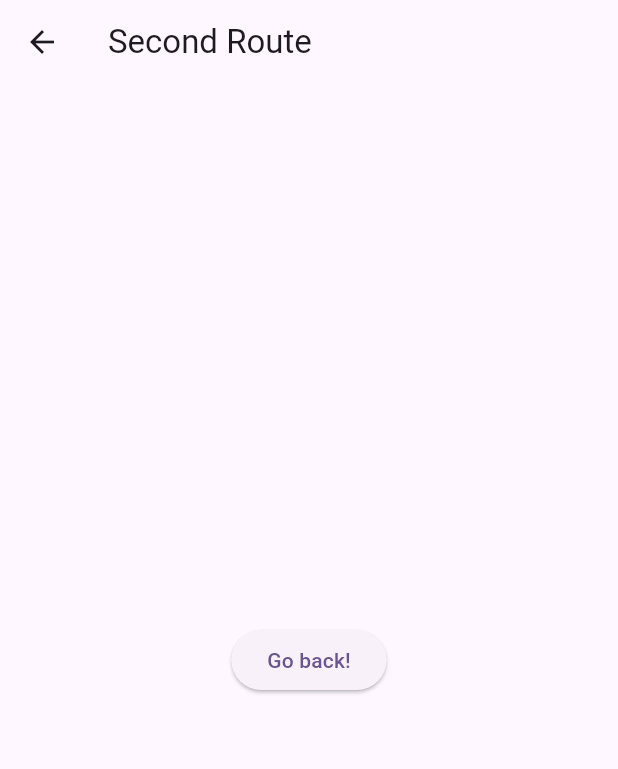
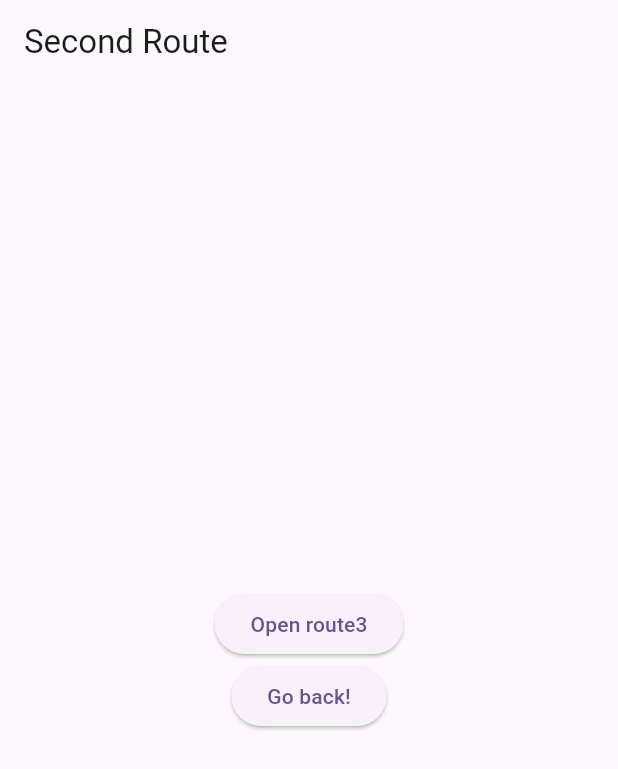
Before and after one commit to z1r3ael/lecture_6, a Flutter app: the SecondRoute screen opened directly, on a phone screen of 412 x 824 dp. Shown: the top 769 px of the screen. Run offline on Flutter 3.47's test engine with Material 2 defaults, Android fonts, the phone set to English and light mode, and no system bars.

Commit message:
navigator 3 routes

```diff
--- a/lib/features/navigator/first_screen.dart
+++ b/lib/features/navigator/first_screen.dart
@@ -12,7 +12,7 @@ class FirstRoute extends StatelessWidget {
       ),
       body: Center(
         child: ElevatedButton(
-          child: const Text('Open route'),
+          child: const Text('Open route2'),
           onPressed: () {
             Navigator.push(
               context,
--- a/lib/features/navigator/second_screen.dart
+++ b/lib/features/navigator/second_screen.dart
@@ -1,4 +1,5 @@
 import 'package:flutter/material.dart';
+import 'package:lecture_6/features/navigator/third_screen.dart';
 
 class SecondRoute extends StatelessWidget {
   const SecondRoute({super.key});
@@ -8,14 +9,30 @@ class SecondRoute extends StatelessWidget {
     return Scaffold(
       appBar: AppBar(
         title: const Text('Second Route'),
-        //automaticallyImplyLeading: false,
+        automaticallyImplyLeading: false,
       ),
       body: Center(
-        child: ElevatedButton(
-          onPressed: () {
-            Navigator.pop(context);
-          },
-          child: const Text('Go back!'),
+        child: Column(
+          mainAxisAlignment: MainAxisAlignment.center,
+          children: [
+            ElevatedButton(
+              child: const Text('Open route3'),
+              onPressed: () {
+                Navigator.push(
+                  context,
+                  MaterialPageRoute(
+                    builder: (context) => const ThirdRoute(),
+                  ),
+                );
+              },
+            ),
+            ElevatedButton(
+              onPressed: () {
+                Navigator.pop(context);
+              },
+              child: const Text('Go back!'),
+            ),
+          ],
         ),
       ),
     );
--- a/lib/main.dart
+++ b/lib/main.dart
@@ -1,5 +1,5 @@
 import 'package:flutter/material.dart';
-import 'package:lecture_6/features/hero_animation/first_screen.dart';
+import 'package:lecture_6/features/navigator/first_screen.dart';
 
 void main() {
   runApp(const MyApp());
@@ -16,7 +16,7 @@ class MyApp extends StatelessWidget {
         colorScheme: ColorScheme.fromSeed(seedColor: Colors.deepPurple),
         useMaterial3: true,
       ),
-      home: const MainScreen(),
+      home: const FirstRoute(),
     );
   }
 }
```
Also changed, not shown: lib/features/navigator/third_screen.dart (added, +23 -0 lines).
